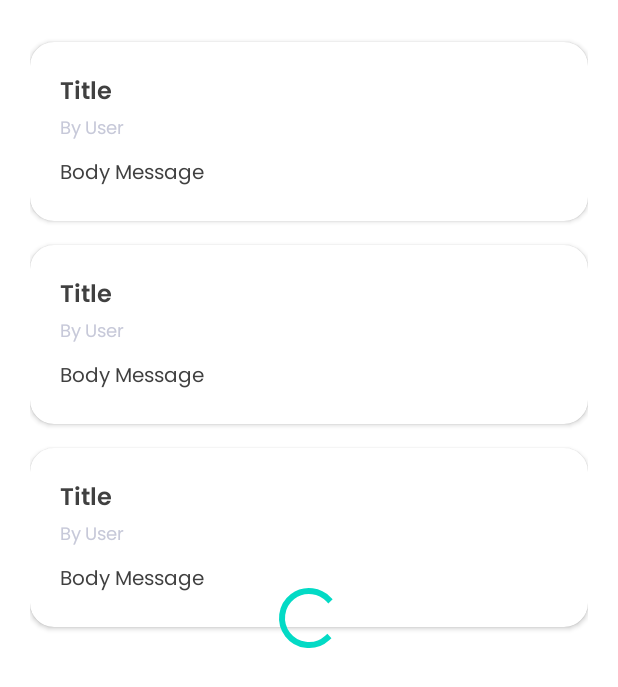
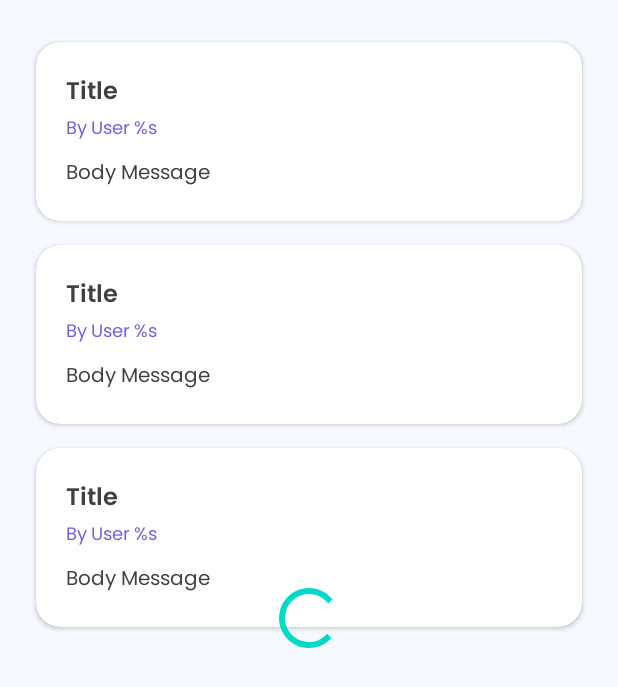
Before and after one commit to blitzkz23/kumparan-technical-test, an Android app: the layout activity_main.xml on its own in the app's theme, with its tools: preview values and no code run, on a phone screen of 412 x 824 dp. Shown: the top 687 px of the screen. Run offline under Robolectric (Android 15) with nearby library versions, the phone set to English and light mode, and no system bars.

Commit message:
Layout adjustment for posts list

```diff
--- a/app/src/main/res/layout/activity_main.xml
+++ b/app/src/main/res/layout/activity_main.xml
@@ -4,6 +4,7 @@
     xmlns:tools="http://schemas.android.com/tools"
     android:layout_width="match_parent"
     android:layout_height="match_parent"
+    android:background="@color/bg_white"
     tools:context=".ui.main.MainActivity">
 
     <androidx.constraintlayout.widget.Guideline
--- a/app/src/main/res/layout/item_post.xml
+++ b/app/src/main/res/layout/item_post.xml
@@ -10,6 +10,8 @@
     app:layout_constraintBottom_toBottomOf="parent"
     app:layout_constraintEnd_toEndOf="parent"
     app:layout_constraintStart_toStartOf="parent"
+    android:layout_marginLeft="@dimen/dimens_4dp"
+    android:layout_marginRight="@dimen/dimens_4dp"
     android:layout_marginTop="@dimen/dimens_8dp"
     android:layout_marginBottom="@dimen/dimens_8dp"
     app:layout_constraintTop_toTopOf="parent">
@@ -22,6 +24,8 @@
         <TextView
             android:id="@+id/post_title"
             style="@style/Text.Header4"
+            android:maxLines="2"
+            android:ellipsize="end"
             app:layout_constraintStart_toStartOf="parent"
             app:layout_constraintTop_toTopOf="parent"
             tools:text="Title" />
@@ -29,6 +33,7 @@
         <TextView
             android:id="@+id/post_user"
             style="@style/Text.SubText2"
+            android:textColor="@color/link_text"
             app:layout_constraintStart_toStartOf="parent"
             app:layout_constraintTop_toBottomOf="@id/post_title"
             tools:text="@string/by_user" />
@@ -39,6 +44,8 @@
             android:layout_width="0dp"
             android:layout_height="wrap_content"
             android:layout_marginTop="@dimen/dimens_8dp"
+            android:maxLines="3"
+            android:ellipsize="end"
             app:layout_constraintStart_toStartOf="parent"
             app:layout_constraintTop_toBottomOf="@id/post_user"
             tools:text="Body Message" />
--- a/app/src/main/res/values/colors.xml
+++ b/app/src/main/res/values/colors.xml
@@ -11,6 +11,7 @@
 
     <color name="kumparan_blue">#FF00A5AF</color>
     <color name="kumparan_blue_variant">#FF17848A</color>
+    <color name="bg_white">#FFF6F9FF</color>
 
     <color name="black_text">#FF404040</color>
     <color name="sub_text">#FFC7C9D9</color>
--- a/app/src/main/res/values/strings.xml
+++ b/app/src/main/res/values/strings.xml
@@ -1,5 +1,5 @@
 <resources>
     <string name="app_name">Kumparan Posting</string>
     <string name="kumparan_posting">Kumparan Posting</string>
-    <string name="by_user">By User</string>
+    <string name="by_user">By User %s</string>
 </resources>
```
Also changed, not shown: app/src/main/java/com/naufaldystd/kumparanposting/ui/main/PostAdapter.kt (+10 -1 lines).
